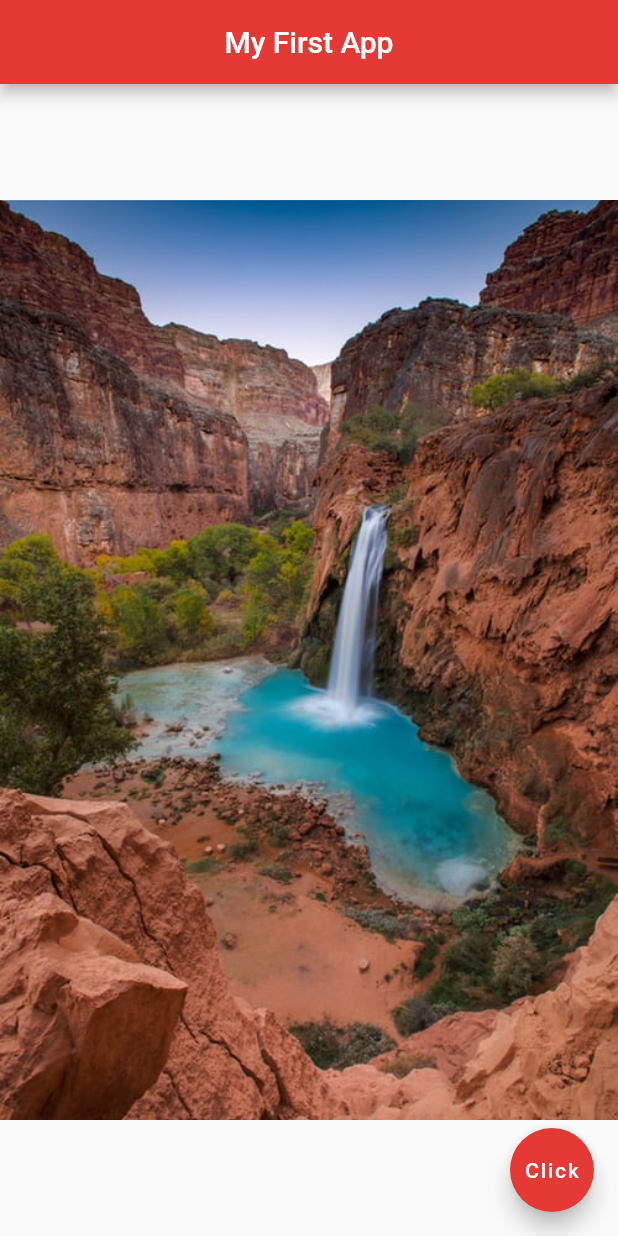
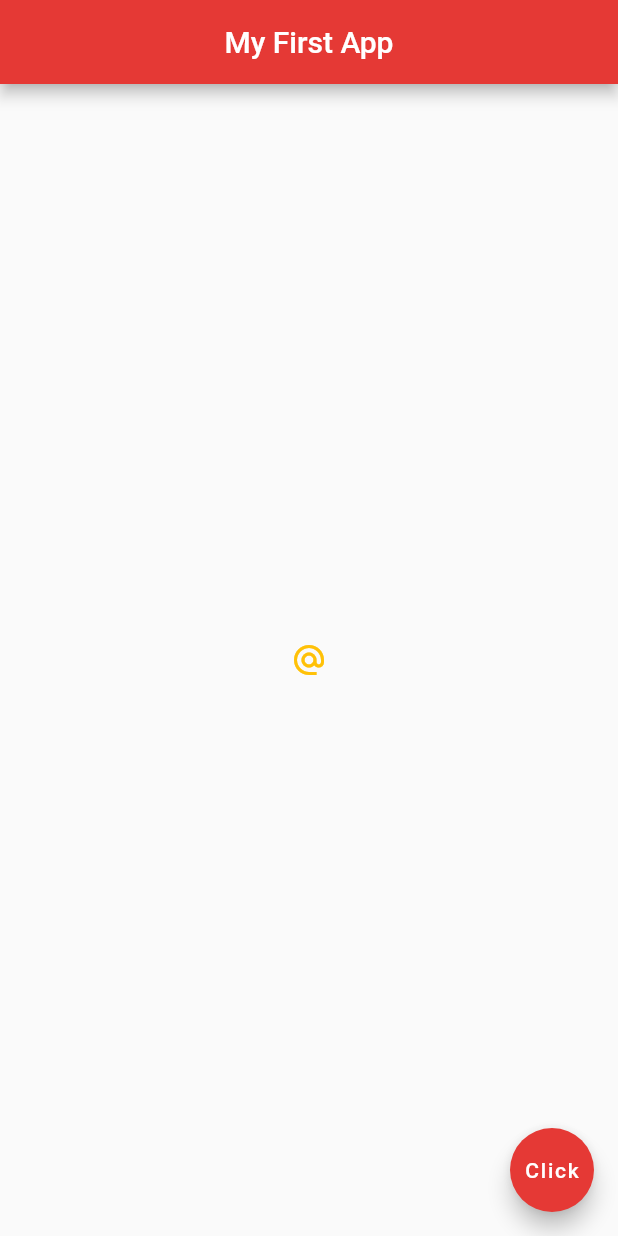
Before and after one commit to DaminduSandaruwan/FlutterMyApp, a Flutter app: the screen it shows after launch, on a phone screen of 412 x 824 dp. Run offline on Flutter 3.47's test engine with Material 2 defaults, Android fonts, the phone set to English and light mode, and no system bars.

Commit message:
Buttons and Icons

```diff
--- a/lib/main.dart
+++ b/lib/main.dart
@@ -15,7 +15,44 @@ class Home extends StatelessWidget {
         backgroundColor: Colors.red[600],
       ),
       body: Center(
-        child: Image.asset('assets/img2.jpg'),
+        child: IconButton(
+          onPressed: (){
+            print('You Clicked Me');
+          },
+          icon: Icon(Icons.alternate_email),
+          color: Colors.amber,
+        ),
+
+//        child: RaisedButton.icon(
+//          onPressed: (){},
+//          icon: Icon(
+//            Icons.mail
+//          ),
+//          label: Text('Mail Me'),
+//          color: Colors.amber,
+//        )
+
+//        child: FlatButton(
+//          onPressed: (){
+//            print('You Clicked Me');
+//          },
+//          child: Text('Click Me'),
+//          color: Colors.lightBlue,
+//        ),
+
+//        child: RaisedButton(
+//          onPressed: (){},
+//          child: Text('Click Me'),
+//          color: Colors.lightBlue,
+//        ),
+
+//        child: Icon(
+//          Icons.airport_shuttle,
+//          color: Colors.lightBlue,
+//          size: 50.0,
+//        ),
+
+//        child: Image.asset('assets/img2.jpg'),
 //        child: Image(
 //          image: AssetImage('assets/img3.jpg'),
 //          image: NetworkImage('https://images.unsplash.com/photo-1506598417715-e3c191368ac0?ixlib=rb-1.2.1&auto=format&fit=crop&w=634&q=80'),
```
